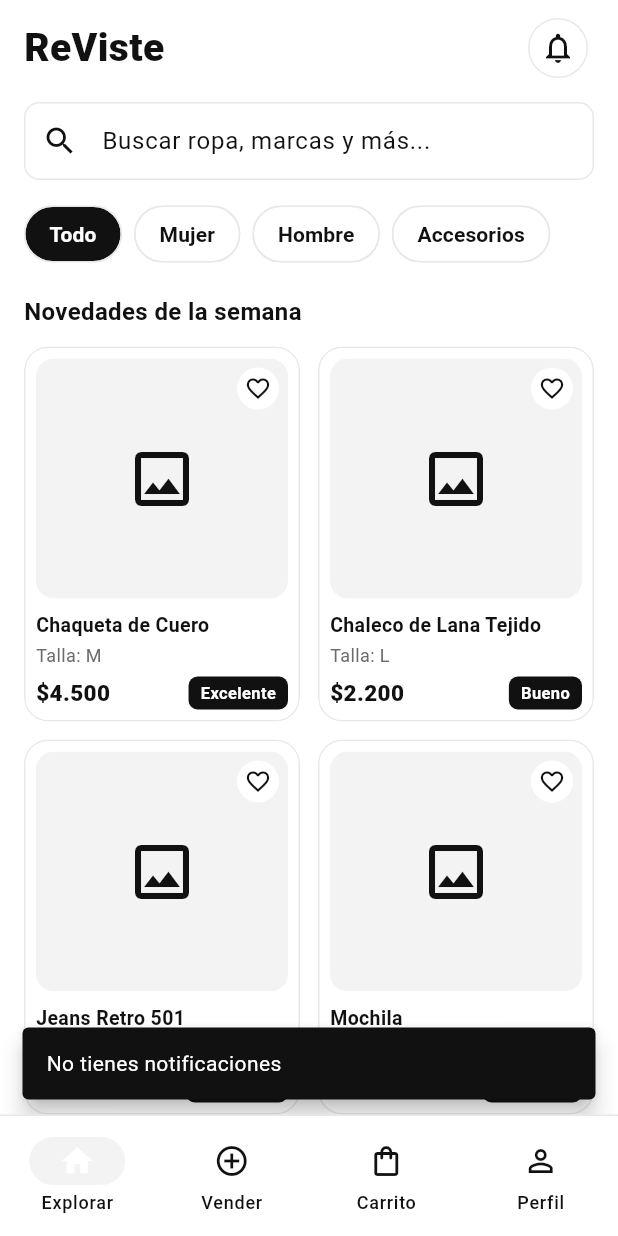
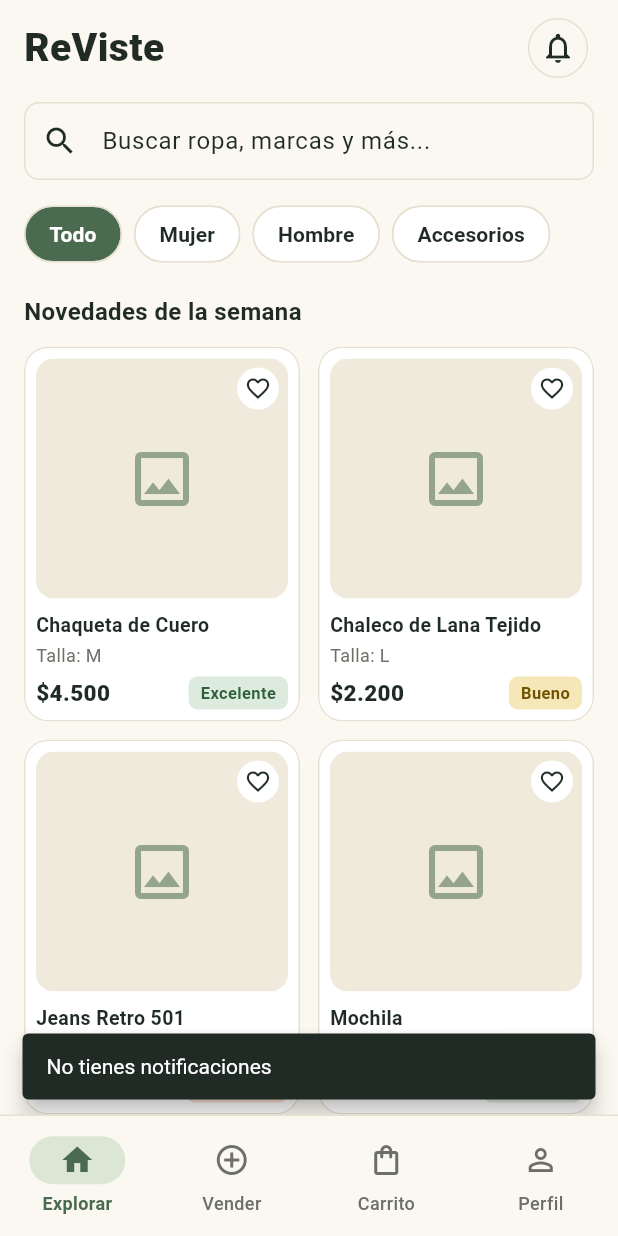
Before and after one commit to nicolassepulvedac/reviste, a Flutter app: the screen it shows once a user with an empty profile is signed in, after a tap on the "notifications none" icon, on a phone screen of 412 x 824 dp. Run offline on Flutter 3.47's test engine with Material 3 defaults, Android fonts, the phone set to English and light mode, and no system bars; our stand-ins replace cloud_firestore, firebase_auth, firebase_core, flutter_riverpod, go_router, shared_preferences; accounts and stored records are empty.

Commit message:
v0.4.1: paleta de colores, tema y arreglos de sesión y mensajes

```diff
--- a/lib/core/theme.dart
+++ b/lib/core/theme.dart
@@ -1,26 +1,46 @@
 import 'package:flutter/material.dart';
 
-const Color kNegro = Color(0xFF111111);
-const Color kBorde = Color(0xFFE8E8E8);
-const Color kGrisTexto = Color(0xFF6B6B6B);
-const Color kGrisFondo = Color(0xFFF3F3F3);
+// Paleta ReViste: verde salvia y crema (segunda mano, sustentable, cálida).
+const Color kVerde = Color(0xFF4A6B4F); // color principal (salvia profundo)
+const Color kVerdeClaro = Color(0xFFDCE6D5); // fondo suave del verde
+const Color kCrema = Color(0xFFFBF8F1); // fondo de las pantallas
+const Color kCoral = Color(0xFFC8553D); // acento (favoritos)
+
+const Color kNegro = Color(0xFF1F2B24); // texto principal (verde casi negro)
+const Color kBorde = Color(0xFFE6E0D0);
+const Color kGrisTexto = Color(0xFF6B6F66);
+const Color kGrisFondo = Color(0xFFEFEADB); // fondo de fotos y placeholders
+
+/// Colores de la etiqueta de condición: (fondo, texto).
+(Color, Color) coloresEstado(String estado) {
+  switch (estado) {
+    case 'Excelente':
+      return (const Color(0xFFDCEBDD), const Color(0xFF2F5E3A));
+    case 'Bueno':
+      return (const Color(0xFFF6E7B8), const Color(0xFF6E5200));
+    default: // Aceptable
+      return (const Color(0xFFF8DCCB), const Color(0xFF86391A));
+  }
+}
 
 ThemeData buildTheme() {
   return ThemeData(
     useMaterial3: true,
     colorScheme: const ColorScheme.light(
-      primary: kNegro,
+      primary: kVerde,
       onPrimary: Colors.white,
-      secondary: kNegro,
+      secondary: kVerde,
       onSecondary: Colors.white,
+      secondaryContainer: kVerdeClaro,
+      onSecondaryContainer: kVerde,
       surface: Colors.white,
       onSurface: kNegro,
       error: Color(0xFFB3261E),
     ),
-    scaffoldBackgroundColor: Colors.white,
+    scaffoldBackgroundColor: kCrema,
     filledButtonTheme: FilledButtonThemeData(
       style: FilledButton.styleFrom(
-        backgroundColor: kNegro,
+        backgroundColor: kVerde,
         foregroundColor: Colors.white,
         minimumSize: const Size.fromHeight(52),
         shape: RoundedRectangleBorder(
@@ -29,5 +49,34 @@ ThemeData buildTheme() {
         textStyle: const TextStyle(fontSize: 15, fontWeight: FontWeight.w700),
       ),
     ),
+    textButtonTheme: TextButtonThemeData(
+      style: TextButton.styleFrom(foregroundColor: kVerde),
+    ),
+    navigationBarTheme: NavigationBarThemeData(
+      backgroundColor: kCrema,
+      surfaceTintColor: Colors.transparent,
+      indicatorColor: kVerdeClaro,
+      iconTheme: WidgetStateProperty.resolveWith((estados) {
+        final activo = estados.contains(WidgetState.selected);
+        return IconThemeData(color: activo ? kVerde : kGrisTexto);
+      }),
+      labelTextStyle: WidgetStateProperty.resolveWith((estados) {
+        final activo = estados.contains(WidgetState.selected);
+        return TextStyle(
+          fontSize: 12,
+          fontWeight: activo ? FontWeight.w700 : FontWeight.w500,
+          color: activo ? kVerde : kGrisTexto,
+        );
+      }),
+    ),
+    snackBarTheme: const SnackBarThemeData(
+      backgroundColor: kNegro,
+      contentTextStyle: TextStyle(color: Colors.white),
+    ),
+    dialogTheme: const DialogThemeData(
+      backgroundColor: Colors.white,
+      surfaceTintColor: Colors.transparent,
+    ),
+    progressIndicatorTheme: const ProgressIndicatorThemeData(color: kVerde),
   );
 }
--- a/lib/core/ui.dart
+++ b/lib/core/ui.dart
@@ -11,19 +11,23 @@ void mostrarMensaje(BuildContext context, String mensaje,
     SnackBar(
       content: Text(mensaje),
       behavior: SnackBarBehavior.floating,
+      duration: const Duration(seconds: 3),
+      // Desde Flutter 3.29 un SnackBar con acción no se cierra solo salvo
+      // que se indique persist: false.
+      persist: false,
       action: accion,
     ),
   );
 }
 
-/// AppBar con el estilo de ReViste (blanco, sin sombra).
+/// AppBar con el estilo de ReViste (crema, sin sombra).
 AppBar buildAppBar(String titulo, {List<Widget>? actions}) {
   return AppBar(
     title: Text(
       titulo,
       style: const TextStyle(fontWeight: FontWeight.w700, fontSize: 18),
     ),
-    backgroundColor: Colors.white,
+    backgroundColor: kCrema,
     foregroundColor: kNegro,
     elevation: 0,
     scrolledUnderElevation: 0,
@@ -48,7 +52,7 @@ InputDecoration campoDeco(String label, {String? hint, Widget? prefixIcon}) {
     contentPadding: const EdgeInsets.symmetric(horizontal: 14, vertical: 14),
     border: borde(kBorde),
     enabledBorder: borde(kBorde),
-    focusedBorder: borde(kNegro, 1.5),
+    focusedBorder: borde(kVerde, 1.5),
     errorBorder: borde(const Color(0xFFB3261E)),
     focusedErrorBorder: borde(const Color(0xFFB3261E), 1.5),
   );
--- a/lib/presentation/router.dart
+++ b/lib/presentation/router.dart
@@ -37,6 +37,9 @@ final GoRouter appRouter = GoRouter(
   refreshListenable: _SesionListenable(),
   redirect: (context, state) {
     final ruta = state.matchedLocation;
+    debugPrint(
+      '[ReViste] ruta $ruta, sesión: ${FirebaseAuth.instance.currentUser != null}',
+    );
     if (ruta == '/splash') return null;
 
     final conSesion = FirebaseAuth.instance.currentUser != null;
--- a/lib/presentation/screens/checkout_screen.dart
+++ b/lib/presentation/screens/checkout_screen.dart
@@ -190,7 +190,7 @@ class _CheckoutScreenState extends ConsumerState<CheckoutScreen> {
                     Container(
                       padding: const EdgeInsets.all(14),
                       decoration: BoxDecoration(
-                        border: Border.all(color: kNegro, width: 1.5),
+                        border: Border.all(color: kVerde, width: 1.5),
                         borderRadius: BorderRadius.circular(12),
                       ),
                       child: const Row(
@@ -198,7 +198,7 @@ class _CheckoutScreenState extends ConsumerState<CheckoutScreen> {
                           Icon(Icons.credit_card),
                           SizedBox(width: 10),
                           Expanded(child: Text('Visa terminada en •••• 4820')),
-                          Icon(Icons.check_circle_outline),
+                          Icon(Icons.check_circle, color: kVerde),
                         ],
                       ),
                     ),
--- a/lib/presentation/screens/explorar_screen.dart
+++ b/lib/presentation/screens/explorar_screen.dart
@@ -66,7 +66,7 @@ class ExplorarScreen extends ConsumerWidget {
                         label: Text(filtro),
                         selected: categoria == filtro,
                         showCheckmark: false,
-                        selectedColor: kNegro,
+                        selectedColor: kVerde,
                         backgroundColor: Colors.white,
                         side: const BorderSide(color: kBorde),
                         shape: const StadiumBorder(),
--- a/lib/presentation/screens/home_shell.dart
+++ b/lib/presentation/screens/home_shell.dart
@@ -36,9 +36,9 @@ class HomeShell extends ConsumerWidget {
         ),
         child: NavigationBar(
           selectedIndex: indice,
-          backgroundColor: Colors.white,
+          backgroundColor: kCrema,
           surfaceTintColor: Colors.transparent,
-          indicatorColor: kGrisFondo,
+          indicatorColor: kVerdeClaro,
           onDestinationSelected: (i) =>
               ref.read(tabIndexProvider.notifier).ir(i),
           destinations: [
--- a/lib/presentation/screens/login_screen.dart
+++ b/lib/presentation/screens/login_screen.dart
@@ -62,7 +62,7 @@ class _LoginScreenState extends ConsumerState<LoginScreen> {
                 mainAxisSize: MainAxisSize.min,
                 crossAxisAlignment: CrossAxisAlignment.stretch,
                 children: [
-                  const Icon(Icons.recycling, size: 52, color: kNegro),
+                  const Icon(Icons.recycling, size: 52, color: kVerde),
                   const SizedBox(height: 12),
                   const Text(
                     'ReViste',
--- a/lib/presentation/screens/publicar_screen.dart
+++ b/lib/presentation/screens/publicar_screen.dart
@@ -263,7 +263,7 @@ class _PublicarScreenState extends ConsumerState<PublicarScreen> {
                             label: Text(e),
                             selected: _estado == e,
                             showCheckmark: false,
-                            selectedColor: kNegro,
+                            selectedColor: kVerde,
                             backgroundColor: Colors.white,
                             side: const BorderSide(color: kBorde),
                             shape: const StadiumBorder(),
--- a/lib/presentation/screens/registro_screen.dart
+++ b/lib/presentation/screens/registro_screen.dart
@@ -68,7 +68,7 @@ class _RegistroScreenState extends ConsumerState<RegistroScreen> {
                 mainAxisSize: MainAxisSize.min,
                 crossAxisAlignment: CrossAxisAlignment.stretch,
                 children: [
-                  const Icon(Icons.recycling, size: 52, color: kNegro),
+                  const Icon(Icons.recycling, size: 52, color: kVerde),
                   const SizedBox(height: 12),
                   const Text(
                     'Crear cuenta',
--- a/lib/presentation/screens/splash_screen.dart
+++ b/lib/presentation/screens/splash_screen.dart
@@ -21,14 +21,17 @@ class _SplashScreenState extends ConsumerState<SplashScreen> {
   }
 
   Future<void> _iniciar() async {
+    debugPrint('[ReViste] splash: inicio');
     try {
       await Future.wait<Object?>([
         ref.read(prendasProvider.future),
         Future<void>.delayed(const Duration(milliseconds: 1500)),
-      ]);
-    } catch (_) {
+      ]).timeout(const Duration(seconds: 8)); // nunca quedarse cargando
+    } catch (e) {
+      debugPrint('[ReViste] splash: la carga falló ($e)');
       // Si falla la carga, Explorar mostrará el error con opción de reintentar.
     }
+    debugPrint('[ReViste] splash: terminó, mounted=$mounted');
     if (!mounted) return;
     context.go('/');
   }
@@ -40,7 +43,7 @@ class _SplashScreenState extends ConsumerState<SplashScreen> {
         child: Column(
           mainAxisSize: MainAxisSize.min,
           children: [
-            Icon(Icons.recycling, size: 56, color: kNegro),
+            Icon(Icons.recycling, size: 56, color: kVerde),
             SizedBox(height: 16),
             Text(
               'ReViste',
@@ -52,7 +55,7 @@ class _SplashScreenState extends ConsumerState<SplashScreen> {
             SizedBox(
               width: 24,
               height: 24,
-              child: CircularProgressIndicator(strokeWidth: 2.5, color: kNegro),
+              child: CircularProgressIndicator(strokeWidth: 2.5, color: kVerde),
             ),
           ],
         ),
--- a/lib/presentation/widgets/estado_badge.dart
+++ b/lib/presentation/widgets/estado_badge.dart
@@ -11,16 +11,18 @@ class EstadoBadge extends StatelessWidget {
 
   @override
   Widget build(BuildContext context) {
+    final (fondo, letra) =
+        agotada ? (kGrisTexto, Colors.white) : coloresEstado(texto);
     return Container(
       padding: const EdgeInsets.symmetric(horizontal: 8, vertical: 3),
       decoration: BoxDecoration(
-        color: agotada ? kGrisTexto : kNegro,
+        color: fondo,
         borderRadius: BorderRadius.circular(6),
       ),
       child: Text(
         agotada ? 'Agotada' : texto,
-        style: const TextStyle(
-          color: Colors.white,
+        style: TextStyle(
+          color: letra,
           fontSize: 11,
           fontWeight: FontWeight.w600,
         ),
--- a/lib/presentation/widgets/prenda_card.dart
+++ b/lib/presentation/widgets/prenda_card.dart
@@ -55,7 +55,7 @@ class PrendaCard extends ConsumerWidget {
                           child: Icon(
                             esFavorita ? Icons.favorite : Icons.favorite_border,
                             size: 18,
-                            color: kNegro,
+                            color: esFavorita ? kCoral : kNegro,
                           ),
                         ),
                       ),
--- a/lib/presentation/widgets/prenda_imagen.dart
+++ b/lib/presentation/widgets/prenda_imagen.dart
@@ -22,7 +22,7 @@ class PrendaImagen extends StatelessWidget {
 
   Widget _placeholder() {
     return Center(
-      child: Icon(Icons.image_outlined, size: iconSize, color: kNegro),
+      child: Icon(Icons.image_outlined, size: iconSize, color: kVerde.withValues(alpha: 0.55)),
     );
   }
 
```
Also changed, not shown: docs/capturas_v04.1/Screenshot_1(explorar).png (added), docs/capturas_v04.1/Screenshot_2(mensaje no se va 2).png (added), docs/capturas_v04.1/Screenshot_2(mensaje no se va).png (added), 1 other file.
